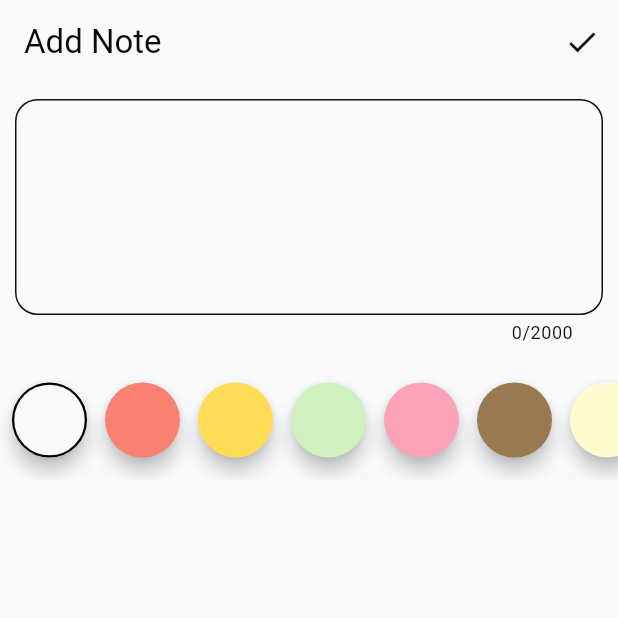
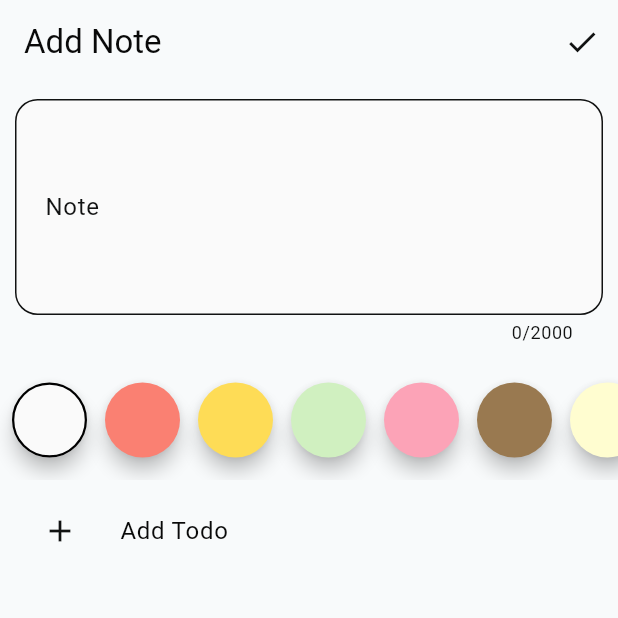
Before and after one commit to daviinjuguna/notes, a Flutter app: the HomeDetailsPage screen opened by its route, on a phone screen of 412 x 824 dp, the top half of it. Run offline on Flutter 3.47's test engine with Material 2 defaults, Android fonts, the phone set to English and light mode, and no system bars; our stand-ins replace auto_route, bloc, cloud_firestore, dartz, firebase_auth, firebase_core and 10 more; accounts and stored records are empty; generated files the repository leaves out were written again.

Commit message:
to add todo

```diff
--- a/lib/home/view/home_details_page.dart
+++ b/lib/home/view/home_details_page.dart
@@ -1,4 +1,3 @@
-import 'package:auto_route/annotations.dart';
 import 'package:auto_route/auto_route.dart';
 import 'package:collection/collection.dart';
 import 'package:dartz/dartz.dart' show optionOf;
@@ -6,6 +5,7 @@ import 'package:flutter/material.dart';
 import 'package:flutter_bloc/flutter_bloc.dart';
 import 'package:notes/components/components.dart';
 import 'package:notes/di/di.dart';
+import 'package:notes/home/widgets/add_todo_tile.dart';
 import 'package:notes/home/widgets/note_body.dart';
 import 'package:notes/home/widgets/note_color.dart';
 import 'package:notes/home/widgets/todo_list.dart';
@@ -118,7 +118,8 @@ class _HomeDetailsPageState extends State<HomeDetailsPage> {
                   slivers: [
                     SliverToBoxAdapter(child: NoteBody()),
                     SliverToBoxAdapter(child: NoteColor()),
-                    SliverToBoxAdapter(child: TodoList())
+                    SliverToBoxAdapter(child: TodoList()),
+                    SliverToBoxAdapter(child: AddTodoTile()),
                   ],
                 ),
               );
--- /dev/null
+++ b/lib/home/widgets/add_todo_tile.dart
@@ -0,0 +1,31 @@
+import 'package:flutter/material.dart';
+import 'package:flutter_bloc/flutter_bloc.dart';
+import 'package:notes/l10n/l10n.dart';
+import 'package:notes/notes/notes.dart';
+import 'package:notes/todo/todo.dart';
+
+class AddTodoTile extends StatelessWidget {
+  const AddTodoTile({super.key});
+
+  @override
+  Widget build(BuildContext context) {
+    final l10n = context.l10n;
+    return BlocBuilder<NoteFormCubit, NoteFormState>(
+      builder: (context, state) {
+        return ListTile(
+          title: Text(l10n.addTodo),
+          leading: const Padding(
+            padding: EdgeInsets.all(12),
+            child: Icon(Icons.add),
+          ),
+          onTap: () {
+            final todo = TodoItem.empty();
+            final todos = state.note.todos;
+
+            context.read<NoteFormCubit>().todosChanged([...todos, todo]);
+          },
+        );
+      },
+    );
+  }
+}
--- a/lib/home/widgets/note_body.dart
+++ b/lib/home/widgets/note_body.dart
@@ -37,12 +37,18 @@ class _NoteBodyState extends State<NoteBody> {
       listener: (context, state) {
         _controller.text = state.note.body.value;
       },
-      buildWhen: (previous, current) => previous.note.body != current.note.body,
+      buildWhen: (previous, current) =>
+          previous.note.body != current.note.body ||
+          previous.note.color != current.note.color,
       builder: (context, state) {
         return Padding(
           padding: const EdgeInsets.all(10),
           child: TextFormField(
             controller: _controller,
+            decoration: InputDecoration(
+              fillColor: state.note.color.value,
+              labelText: _ln10.note,
+            ),
             maxLength: 2000,
             maxLengthEnforcement: MaxLengthEnforcement.enforced,
             maxLines: null,
--- a/lib/home/widgets/note_card.dart
+++ b/lib/home/widgets/note_card.dart
@@ -11,6 +11,7 @@ class NoteCard extends StatelessWidget {
   @override
   Widget build(BuildContext context) {
     return Card(
+      shape: RoundedRectangleBorder(borderRadius: BorderRadius.circular(8)),
       clipBehavior: Clip.antiAlias,
       color: note.color.value,
       child: InkWell(
@@ -60,6 +61,7 @@ class TodoDisplay extends StatelessWidget {
             Icons.check_box_outline_blank,
             color: Theme.of(context).disabledColor,
           ),
+        const SizedBox(width: 4),
         Text(todo.title.value),
       ],
     );
--- a/lib/home/widgets/todo_list.dart
+++ b/lib/home/widgets/todo_list.dart
@@ -31,7 +31,7 @@ class _TodoListState extends State<TodoList> {
     return MultiBlocListener(
       listeners: [
         BlocListener<NoteFormCubit, NoteFormState>(
-          listenWhen: (p, c) => p.isEditing != c.isEditing,
+          // listenWhen: (p, c) => p.isEditing != c.isEditing,
           listener: (context, state) {
             _todoItem = state.note.todos;
           },
@@ -59,26 +59,27 @@ class _TodoListState extends State<TodoList> {
             itemBuilder: (_, int index) {
               final todo = _todoItem.elementAt(index);
               return Container(
-                key: ValueKey(todo.id.value),
-                padding: const EdgeInsets.symmetric(horizontal: 8, vertical: 2),
+                padding: const EdgeInsets.symmetric(horizontal: 8, vertical: 8),
                 decoration: BoxDecoration(
                   border: Border.all(color: Colors.grey),
                   borderRadius: BorderRadius.circular(8),
                 ),
                 child: ListTile(
+                  key: ValueKey(todo.id.value),
                   leading: Checkbox(
                     value: todo.done,
                     onChanged: (_) {},
                   ),
                   title: TextFormField(
                     initialValue: todo.title.value,
-                    enabled: false,
+                    enabled: true,
                     decoration: const InputDecoration(
                       hintText: 'Todo',
                       counterText: '',
                       border: InputBorder.none,
                     ),
                     maxLength: 100,
+                    onChanged: (value) {},
                     maxLengthEnforcement: MaxLengthEnforcement.enforced,
                   ),
                 ),
--- a/lib/l10n/arb/app_en.arb
+++ b/lib/l10n/arb/app_en.arb
@@ -130,7 +130,14 @@
     "addNote": "Add Note",
     "@addNote": {
         "description": "Text shown in of the Add Note text"
+    },
+    "addTodo": "Add Todo",
+    "@addTodo": {
+        "description": "Text shown in of the Add Todo text"
+    },
+    "note": "Note",
+    "@note": {
+        "description": "Text shown in of the Note text"
     }
 
-
 }
--- a/pubspec.yaml
+++ b/pubspec.yaml
@@ -10,7 +10,7 @@ dependencies:
   auto_route: ^7.2.0
   bloc: ^8.1.2
   cloud_firestore: ^4.7.1
-  collection: ^1.17.1
+  collection: ^1.17.2
   dartz: ^0.10.1
   firebase_auth: ^4.6.1
   firebase_core: ^2.13.0
@@ -52,6 +52,7 @@ dev_dependencies:
   very_good_analysis: ^5.0.0+1
 
 dependency_overrides:
+  collection: ^1.17.2
   intl: ^0.18.1
 
 flutter:
```
Also changed, not shown: lib/di/injection.config.dart, pubspec.lock.
